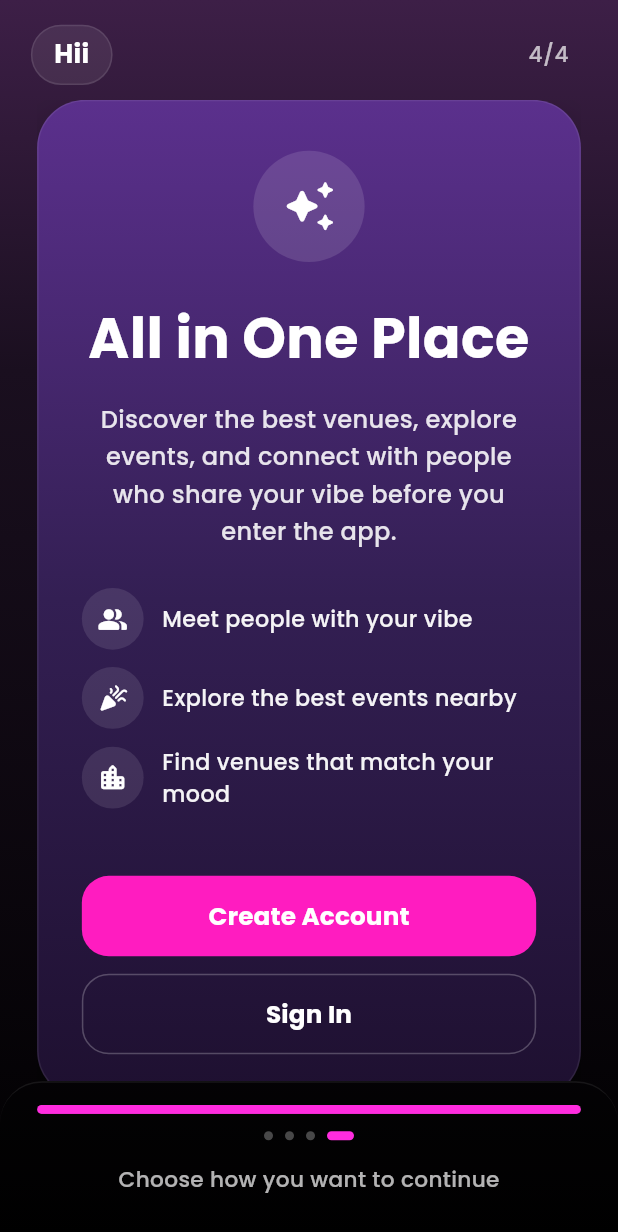
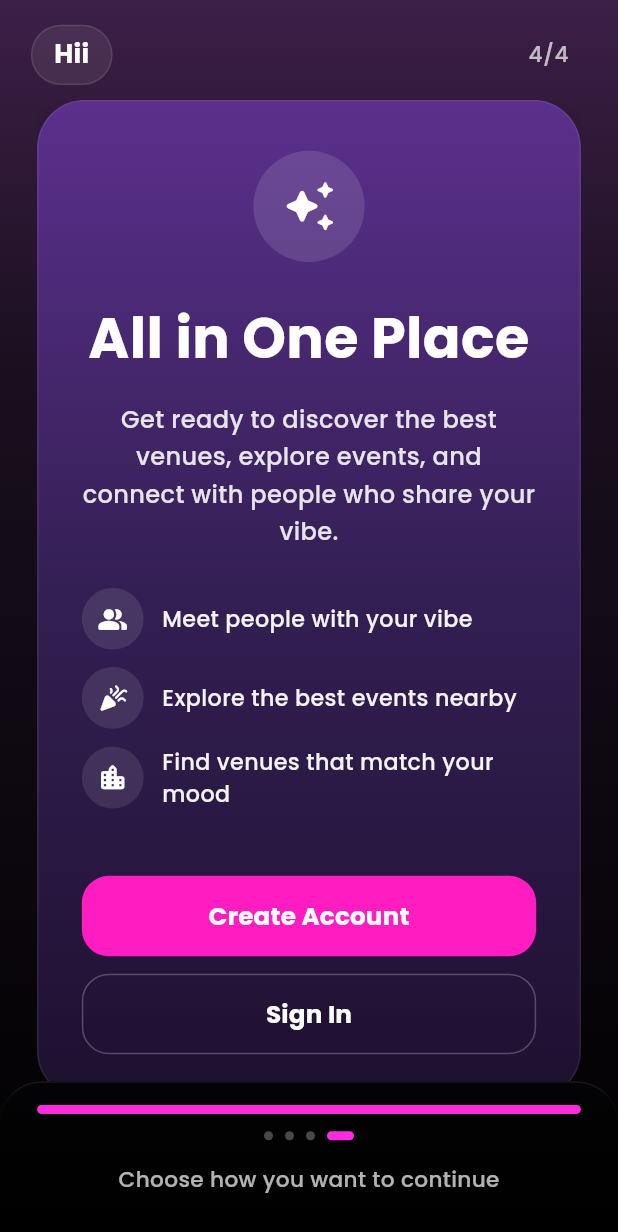
Before and after one commit to SriHarsha379/nightlife-app-personal, a Flutter app: the screen it shows after launch, swiped to page 4, on a phone screen of 412 x 824 dp. Shown: the top 1232 px of the screen. Run offline on Flutter 3.47's test engine with Material 3 defaults, Android fonts, the phone set to English and light mode, and no system bars; our stand-ins replace app_links, cached_network_image, carousel_slider, firebase_core, firebase_messaging, flutter_card_swiper and 18 more; missing offline and left inert: video_compress, video_thumbnail; accounts and stored records are empty.

Commit message:
fix: address review feedback for onboarding and popup flows
Agent-Logs-Url: https://github.com/SriHarsha379/nightlife-app-personal/sessions/edc72d26-e907-4b0b-b8b5-572c6d913d6d

Co-authored-by: SriHarsha379 <114487043+SriHarsha379@users.noreply.github.com>

```diff
--- a/lib/view/bottom navigation/home_Screen.dart
+++ b/lib/view/bottom navigation/home_Screen.dart
@@ -47,6 +47,7 @@ class _HomeState extends State<Home> {
   @override
   void initState() {
     super.initState();
+    PopupManager.validateConfiguration();
     _homeController = Provider.of<HomeController>(context, listen: false);
     // Fetch initial data
     WidgetsBinding.instance.addPostFrameCallback((_) {
--- a/lib/view/other/advertisement_popup.dart
+++ b/lib/view/other/advertisement_popup.dart
@@ -54,7 +54,7 @@ const List<AdvertisementData> sampleAds = [
 class AdvertisementPopup extends StatefulWidget {
   final AdvertisementData data;
 
-  const AdvertisementPopup({Key? key, required this.data}) : super(key: key);
+  const AdvertisementPopup({super.key, required this.data});
 
   /// Shows [data] as a modal advertisement overlay.
   ///
--- a/lib/view/other/poll_popup.dart
+++ b/lib/view/other/poll_popup.dart
@@ -94,7 +94,7 @@ const List<PollData> samplePolls = [
 class PollPopup extends StatefulWidget {
   final PollData data;
 
-  const PollPopup({Key? key, required this.data}) : super(key: key);
+  const PollPopup({super.key, required this.data});
 
   /// Shows [data] as a modal poll overlay.
   ///
--- a/lib/view/welcomescreens/app_onboarding_screen.dart
+++ b/lib/view/welcomescreens/app_onboarding_screen.dart
@@ -466,7 +466,7 @@ class _AppOnboardingScreenState extends State<AppOnboardingScreen> {
                         ),
                         SizedBox(height: size.height * 0.018),
                         Text(
-                          'Discover the best venues, explore events, and connect with people who share your vibe before you enter the app.',
+                          'Get ready to discover the best venues, explore events, and connect with people who share your vibe.',
                           textAlign: TextAlign.center,
                           style: TextStyle(
                             color: Colors.white.withOpacity(0.88),
```
Also changed, not shown: lib/utilities/popup_manager.dart (+9 -0 lines).
